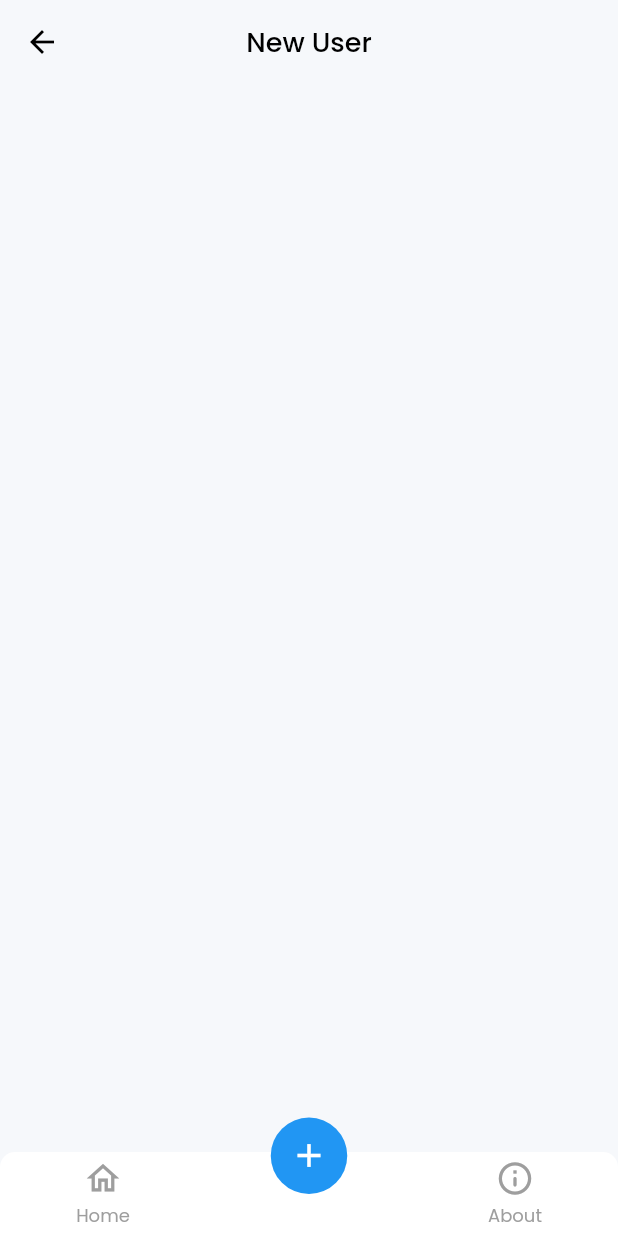
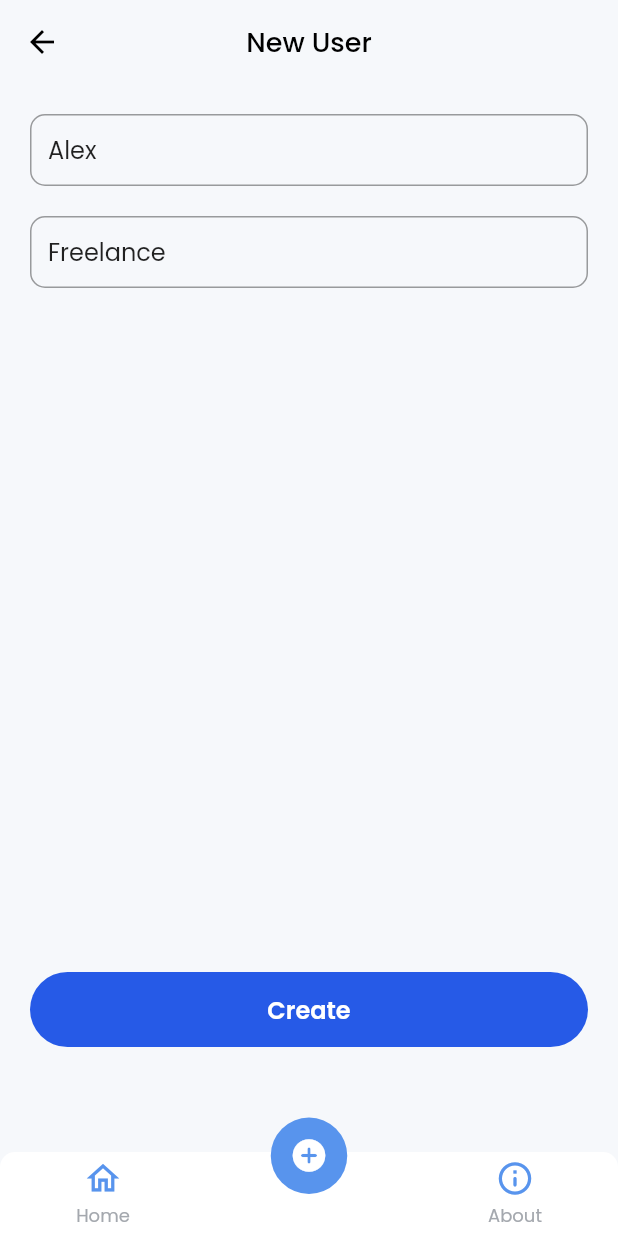
Before and after one commit to rhyanfauzan/reqres_api_app, a Flutter app: the screen it shows after launch, item 2 of the bottom bar chosen, on a phone screen of 412 x 824 dp. Run offline on Flutter 3.47's test engine with Material 2 defaults, Android fonts, the phone set to English and light mode, and no system bars; drawn by our look-alikes of persistent_bottom_nav_bar; our stand-ins replace dio, google_fonts, skeletons; network calls fail.

Commit message:
Create Page

```diff
--- /dev/null
+++ b/lib/model/createuser_mode.dart
@@ -0,0 +1,37 @@
+// To parse this JSON data, do
+//
+//     final createUserModel = createUserModelFromJson(jsonString);
+
+import 'dart:convert';
+
+CreateUserModel createUserModelFromJson(String str) => CreateUserModel.fromJson(json.decode(str));
+
+String createUserModelToJson(CreateUserModel data) => json.encode(data.toJson());
+
+class CreateUserModel {
+    CreateUserModel({
+        this.name,
+        this.job,
+        this.id,
+        this.createdAt,
+    });
+
+    String? name;
+    String? job;
+    String? id;
+    DateTime? createdAt;
+
+    factory CreateUserModel.fromJson(Map<String, dynamic> json) => CreateUserModel(
+        name: json["name"],
+        job: json["job"],
+        id: json["id"],
+        createdAt: json["createdAt"] == null ? null : DateTime.parse(json["createdAt"]),
+    );
+
+    Map<String, dynamic> toJson() => {
+        "name": name,
+        "job": job,
+        "id": id,
+        "createdAt": createdAt?.toIso8601String(),
+    };
+}
--- a/lib/ui/app.dart
+++ b/lib/ui/app.dart
@@ -2,6 +2,7 @@
 
 import 'package:flutter/material.dart';
 import 'package:persistent_bottom_nav_bar/persistent_tab_view.dart';
+import 'package:reqres_api_app/config/theme.dart';
 import 'package:reqres_api_app/ui/about_screen.dart';
 import 'package:reqres_api_app/ui/createuser_screen.dart';
 import 'package:reqres_api_app/ui/homescreen.dart';
@@ -19,7 +20,7 @@ class App extends StatelessWidget {
         HomeScreen(
           futureUser: futureUser,
         ),
-        const CreateUserScreen(),
+        CreateUserScreen(),
         const AboutScreen(),
       ];
     }
@@ -27,28 +28,36 @@ class App extends StatelessWidget {
     List<PersistentBottomNavBarItem> _navBarsItems() {
       return [
         PersistentBottomNavBarItem(
-          icon: const Icon(Icons.home_outlined),
+          icon: const Icon(Icons.home_filled),
           title: ("Home"),
-          activeColorPrimary: Colors.blue,
-          inactiveColorPrimary: Colors.grey,
+          inactiveIcon: Icon(
+            Icons.home_outlined,
+            color: blue400Color,
+          ),
+          activeColorPrimary: blue400Color,
+          inactiveColorPrimary: greyColor,
         ),
         PersistentBottomNavBarItem(
-          icon: const Icon(
-            Icons.add,
-            color: Colors.white,
+          icon: Icon(
+            Icons.add_circle_rounded,
+            color: whiteColor,
           ),
-          inactiveIcon: const Icon(
+          inactiveIcon: Icon(
             Icons.add_circle_outline,
-            color: Colors.white,
+            color: whiteColor,
           ),
-          activeColorPrimary: Colors.blue,
-          inactiveColorPrimary: Colors.grey,
+          activeColorPrimary: blue400Color,
+          inactiveColorPrimary: greyColor,
         ),
         PersistentBottomNavBarItem(
-          icon: const Icon(Icons.info_outline_rounded),
+          icon: const Icon(Icons.info_rounded),
           title: ("About"),
-          activeColorPrimary: Colors.blue,
-          inactiveColorPrimary: Colors.grey,
+          inactiveIcon: Icon(
+            Icons.info_outline_rounded,
+            color: blue400Color,
+          ),
+          activeColorPrimary: blue400Color,
+          inactiveColorPrimary: greyColor,
         ),
       ];
     }
@@ -62,14 +71,14 @@ class App extends StatelessWidget {
       items: _navBarsItems(),
       controller: controller,
       confineInSafeArea: true,
-      backgroundColor: Colors.white,
+      backgroundColor: whiteColor,
       handleAndroidBackButtonPress: true,
       resizeToAvoidBottomInset: true,
       stateManagement: true,
       hideNavigationBarWhenKeyboardShows: true,
       decoration: NavBarDecoration(
         borderRadius: BorderRadius.circular(10.0),
-        colorBehindNavBar: Colors.white,
+        colorBehindNavBar: whiteColor,
       ),
       popAllScreensOnTapOfSelectedTab: true,
       popActionScreens: PopActionScreensType.all,
--- a/lib/ui/createuser_screen.dart
+++ b/lib/ui/createuser_screen.dart
@@ -1,15 +1,134 @@
+// ignore_for_file: unused_element, must_be_immutable, use_build_context_synchronously, avoid_print
+
 import 'package:flutter/material.dart';
+import 'package:reqres_api_app/model/createuser_mode.dart';
+import 'package:reqres_api_app/widgets/buttons.dart';
+
+import '../config/theme.dart';
+import '../service/user_service.dart';
+import '../widgets/custom_form_field.dart';
 
 class CreateUserScreen extends StatelessWidget {
-  const CreateUserScreen({super.key});
+  CreateUserScreen({super.key});
+
+  final nameController = TextEditingController(text: 'Alex');
+  final jobController = TextEditingController(text: 'Freelance');
+  UserService userService = UserService();
+
+  final formKey = GlobalKey<FormState>();
 
   @override
   Widget build(BuildContext context) {
+    // Function Create User
+    createUser() async {
+      if (formKey.currentState!.validate()) {
+        CreateUserModel? user = await userService.createUser(
+            nameController.text, jobController.text);
+        if (user != null) {
+          showDialog(
+              context: context,
+              builder: (BuildContext context) {
+                return Dialog(
+                  shape: RoundedRectangleBorder(
+                      borderRadius:
+                          BorderRadius.circular(20.0)), //this right here
+                  child: Container(
+                    height: 250,
+                    decoration: BoxDecoration(
+                        color: lightBackgroundColor,
+                        borderRadius: BorderRadius.circular(14)),
+                    child: Padding(
+                      padding: const EdgeInsets.symmetric(
+                          horizontal: 20, vertical: 10),
+                      child: Column(
+                        mainAxisAlignment: MainAxisAlignment.center,
+                        crossAxisAlignment: CrossAxisAlignment.center,
+                        children: [
+                          Text(
+                            'New User,\nName: ${user.name}\nJob: ${user.job}\nid: ${user.id}\ncreated_at: ${user.createdAt}',
+                            style: greyTextStyle,
+                          ),
+                          const SizedBox(
+                            height: 30,
+                          ),
+                          CustomFilledButton(
+                            title: "Ok",
+                            width: 100,
+                            fontColor: whiteColor,
+                            bgColor: greyColor,
+                            onPressed: () {
+                              Navigator.pop(context);
+                            },
+                          )
+                        ],
+                      ),
+                    ),
+                  ),
+                );
+              });
+          print('Berhasil Create!');
+          var snackBar = SnackBar(
+            backgroundColor: greenColor,
+            content: Text(
+              "Berhasil New User",
+              style: whiteTextStyle,
+            ),
+          );
+          ScaffoldMessenger.of(context).showSnackBar(snackBar);
+        } else {
+          print('Gagal Create');
+          var snackBar = SnackBar(
+            backgroundColor: redColor,
+            content: Text(
+              "Masukan data dengan benar",
+              style: whiteTextStyle,
+            ),
+          );
+          ScaffoldMessenger.of(context).showSnackBar(snackBar);
+        }
+      }
+    }
+
     return Scaffold(
       appBar: AppBar(
         title: const Text("New User"),
       ),
-      body: ListView(),
+      body: Padding(
+        padding: const EdgeInsets.symmetric(horizontal: 20),
+        child: Form(
+          key: formKey,
+          child: Column(
+            children: [
+              const SizedBox(
+                height: 20,
+              ),
+              CustomFormField(
+                title: 'Name',
+                controller: nameController,
+                isShowTitle: false,
+              ),
+              const SizedBox(
+                height: 20,
+              ),
+              CustomFormField(
+                title: 'Job',
+                controller: jobController,
+                isShowTitle: false,
+              ),
+              const Spacer(),
+              CustomFilledButton(
+                title: 'Create',
+                onPressed: () {
+                  createUser();
+                },
+              ),
+              const SizedBox(
+                height: 80,
+              ),
+            ],
+          ),
+        ),
+      ),
     );
   }
 }
--- /dev/null
+++ b/lib/widgets/buttons.dart
@@ -0,0 +1,158 @@
+import 'package:flutter/material.dart';
+
+import '../../../config/theme.dart';
+
+class CustomFilledButton extends StatelessWidget {
+  final String title;
+  final double width;
+  final double height;
+  final VoidCallback? onPressed;
+  final Color? bgColor;
+  final Color? fontColor;
+
+  const CustomFilledButton({
+    Key? key,
+    required this.title,
+    this.width = double.infinity,
+    this.height = 50,
+    this.onPressed,
+    this.bgColor,
+    this.fontColor,
+  }) : super(key: key);
+
+  @override
+  Widget build(BuildContext context) {
+    return SizedBox(
+      width: width,
+      height: height,
+      child: TextButton(
+        onPressed: onPressed,
+        style: TextButton.styleFrom(
+          backgroundColor: bgColor ?? primaryColor,
+          shape: RoundedRectangleBorder(
+            borderRadius: BorderRadius.circular(56),
+          ),
+        ),
+        child: Text(
+          title,
+          style: whiteTextStyle.copyWith(
+            fontSize: 16,
+            fontWeight: semiBold,
+            color: fontColor ?? whiteColor,
+          ),
+        ),
+      ),
+    );
+  }
+}
+
+class CustomOutlinedButton extends StatelessWidget {
+  final String title;
+  final double width;
+  final double height;
+  final VoidCallback? onPressed;
+  final Color? strokeColor;
+  final Color? fontColor;
+
+  const CustomOutlinedButton({
+    Key? key,
+    required this.title,
+    this.width = double.infinity,
+    this.height = 50,
+    this.onPressed,
+    this.strokeColor,
+    this.fontColor,
+  }) : super(key: key);
+
+  @override
+  Widget build(BuildContext context) {
+    return SizedBox(
+      width: width,
+      height: height,
+      child: OutlinedButton(
+        onPressed: onPressed,
+        style: ElevatedButton.styleFrom(
+          side: BorderSide(width: 2.0, color: strokeColor ?? greyColor),
+          shape: RoundedRectangleBorder(
+            borderRadius: BorderRadius.circular(40.0),
+          ),
+        ),
+        child: Text(
+          title,
+          style: greyTextStyle.copyWith(
+              fontSize: 16, fontWeight: regular, color: fontColor ?? greyColor),
+        ),
+      ),
+    );
+  }
+}
+
+class CustomTextButton extends StatelessWidget {
+  final String title;
+  final double width;
+  final double height;
+  final VoidCallback? onPressed;
+
+  const CustomTextButton({
+    Key? key,
+    required this.title,
+    this.width = double.infinity,
+    this.height = 24,
+    this.onPressed,
+  }) : super(key: key);
+
+  @override
+  Widget build(BuildContext context) {
+    return SizedBox(
+      width: width,
+      height: height,
+      child: TextButton(
+        onPressed: onPressed,
+        style: TextButton.styleFrom(
+          padding: EdgeInsets.zero,
+        ),
+        child: Text(
+          title,
+          style: greyTextStyle.copyWith(
+            fontSize: 16,
+          ),
+        ),
+      ),
+    );
+  }
+}
+
+class CustomInputButton extends StatelessWidget {
+  final String title;
+  final VoidCallback? onTap;
+
+  const CustomInputButton({
+    Key? key,
+    required this.title,
+    this.onTap,
+  }) : super(key: key);
+
+  @override
+  Widget build(BuildContext context) {
+    return GestureDetector(
+      onTap: onTap,
+      child: Container(
+        width: 60,
+        height: 60,
+        decoration: BoxDecoration(
+          shape: BoxShape.circle,
+          color: numberBackgroundColor,
+        ),
+        child: Center(
+          child: Text(
+            title,
+            style: whiteTextStyle.copyWith(
+              fontSize: 22,
+              fontWeight: semiBold,
+            ),
+          ),
+        ),
+      ),
+    );
+  }
+}
--- /dev/null
+++ b/lib/widgets/custom_form_field.dart
@@ -0,0 +1,53 @@
+import 'package:flutter/material.dart';
+import '../../../config/theme.dart';
+
+class CustomFormField extends StatelessWidget {
+  final String title;
+  final bool obscureText;
+  final TextEditingController? controller;
+  final bool isShowTitle;
+  final Function(String)? onFieldSubmitted;
+
+  const CustomFormField({
+    Key? key,
+    required this.title,
+    this.obscureText = false,
+    this.controller,
+    this.isShowTitle = true,
+    this.onFieldSubmitted,
+  }) : super(key: key);
+
+  @override
+  Widget build(BuildContext context) {
+    return Column(
+      crossAxisAlignment: CrossAxisAlignment.start,
+      children: [
+        if (isShowTitle)
+          Text(
+            title,
+            style: blackTextStyle.copyWith(
+              fontWeight: medium,
+            ),
+          ),
+        if (isShowTitle)
+          const SizedBox(
+            height: 8,
+          ),
+        TextFormField(
+          obscureText: obscureText,
+          controller: controller,
+          decoration: InputDecoration(
+            hintText: !isShowTitle ? title : null,
+            border: OutlineInputBorder(
+              borderRadius: BorderRadius.circular(10),
+            ),
+            contentPadding: const EdgeInsets.all(12),
+          ),
+          onFieldSubmitted: onFieldSubmitted,
+          validator: (value) => value == '' ? '$title harus diisi' : null,
+          autovalidateMode: AutovalidateMode.onUserInteraction,
+        ),
+      ],
+    );
+  }
+}
--- a/pubspec.yaml
+++ b/pubspec.yaml
@@ -46,3 +46,5 @@ flutter_icons:
   android: "launcher_icon"
   ios: true
   image_path: "assets/logoreqres.png"
+  adaptive_icon_background: "#252525"
+  adaptive_icon_foreground: "assets/logoreqres.png"
```
Also changed, not shown: lib/service/user_service.dart (+21 -2 lines), 8 other files.
